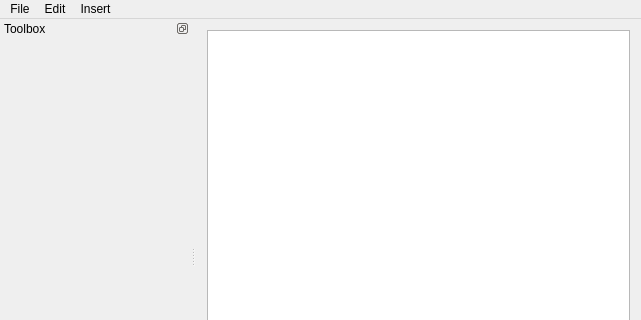
Old version of the form forms/mainwindow.ui in the repository bsella/Emergence; both pictures show x 0 to 641 and y 0 to 320 of the 641 by 493 pixel window.
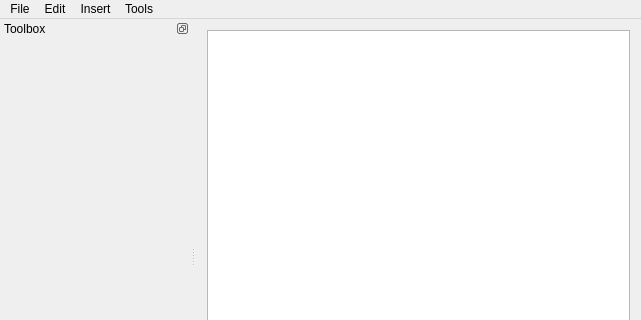
New version of the form. Icons and pictures are not drawn. Custom widgets are drawn as their Qt base class.

Commit message: Function class

```diff
--- a/forms/mainwindow.ui
+++ b/forms/mainwindow.ui
@@ -127,9 +127,16 @@
     <addaction name="separator"/>
     <addaction name="actionSelect_all"/>
    </widget>
+   <widget class="QMenu" name="menuTools">
+    <property name="title">
+     <string>Tools</string>
+    </property>
+    <addaction name="actionFunction_Manager"/>
+   </widget>
    <addaction name="menuFile"/>
    <addaction name="menuEdit"/>
    <addaction name="menuInsert"/>
+   <addaction name="menuTools"/>
   </widget>
   <widget class="QDockWidget" name="toolboxDock">
    <property name="minimumSize">
```
Left out of the diff: 5 changed lines with no effect on the pictures. The commit also changes 19 other files.
